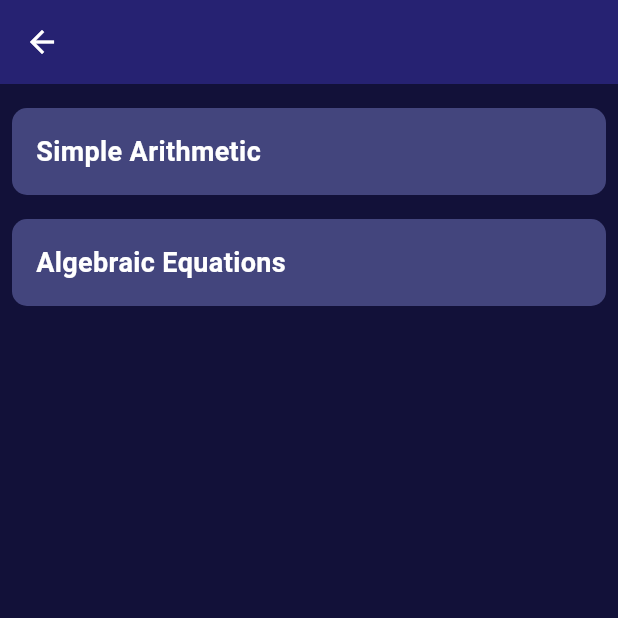
After one commit to ashtonjamesd/enchilada-racing, a Flutter app: the MathematicsTopics screen opened directly, on a phone screen of 412 x 824 dp, the top half of it. The commit adds this screen. Run offline on Flutter 3.47's test engine with Material 3 defaults, Android fonts, the phone set to English and light mode, and no system bars; our stand-ins replace cloud_firestore, firebase_auth, firebase_core, flutter_spinkit, google_fonts; accounts and stored records are empty.

Commit message:
added new arithmetic mode

```diff
--- a/quant/lib/models/question.dart
+++ b/quant/lib/models/question.dart
@@ -1,7 +1,7 @@
-class ArithmeticQuestion{
+class MathQuestion{
   String question;
   String type;
   int answer;
 
-  ArithmeticQuestion({required this.question, required this.type, required this.answer});
+  MathQuestion({required this.question, required this.type, required this.answer});
 }
--- /dev/null
+++ b/quant/lib/views/mathematics_topics.dart
@@ -0,0 +1,60 @@
+import 'package:flutter/material.dart';
+import 'package:quant/globals.dart';
+import 'package:quant/views/mathematics.dart';
+import 'package:quant/widgets/arithmetic/topic.dart';
+
+class MathematicsTopics extends StatelessWidget {
+  MathematicsTopics({super.key});
+
+  final List<Topic> topics = [
+    Topic(title: "Simple Arithmetic"),
+    Topic(title: "Algebraic Equations")
+  ];
+
+  @override
+  Widget build(BuildContext context) {
+    return Scaffold(
+      backgroundColor: primaryBackgroundColour,
+      appBar: AppBar(
+        backgroundColor: appBarColour,
+        leading: const BackButton(
+          color: Colors.white,
+        ),
+      ),
+      body: Column(
+        children: [
+          Expanded(
+            child: ListView.builder(
+              itemCount: topics.length,
+              itemBuilder: (BuildContext context, int index) {
+                Topic topic = topics[index];
+                return GestureDetector(
+                  onTap: () {
+                    Navigator.push(context, MaterialPageRoute(builder: (context) => Mathematics(topic: topic,)));
+                    playTimer.start();
+                  },
+                  child: Container(
+                    padding: const EdgeInsets.all(16.0),
+                    margin: const EdgeInsets.only(top: 16, left: 8, right: 8),
+                    decoration: BoxDecoration(
+                      color: primarydarkBlue,
+                      borderRadius: BorderRadius.circular(10.0),
+                    ),
+                    child: Text(
+                      topic.title,
+                      style: const TextStyle(
+                        fontSize: 18.0,
+                        fontWeight: FontWeight.bold,
+                        color: Colors.white,
+                      ),
+                    ),
+                  ),
+                );
+              },
+            ),
+          ),
+        ],
+      ),
+    );
+  }
+}
--- a/quant/lib/views/profile.dart
+++ b/quant/lib/views/profile.dart
@@ -8,8 +8,8 @@ import 'dart:math';
 class Profile extends StatelessWidget {
   Profile({super.key});
 
-  AuthService auth = AuthService();
-  DatabaseService database = DatabaseService();
+  final AuthService auth = AuthService();
+  final DatabaseService database = DatabaseService();
 
   @override
   Widget build(BuildContext context) {
--- a/quant/lib/widgets/arithmetic/game_summary.dart
+++ b/quant/lib/widgets/arithmetic/game_summary.dart
@@ -5,6 +5,7 @@ import 'package:quant/globals.dart';
 import 'package:quant/models/quant_user.dart';
 import 'package:quant/services/auth.dart';
 import 'package:quant/services/database.dart';
+import 'package:quant/views/home.dart';
 
 class GameSummary extends StatefulWidget {
   final int correctAnswers;
@@ -94,8 +95,7 @@ class _GameSummaryState extends State<GameSummary> {
                       database.resetExperience(auth.returnCurrentUser()!.uid);
                     }
 
-                    Navigator.pop(context);
-                    Navigator.pop(context);
+                    Navigator.push(context, MaterialPageRoute(builder: (context) => Home()));
 
                     //String formattedTime = _formatDuration(playTimer.elapsed);
                     playTimer.reset();
--- /dev/null
+++ b/quant/lib/widgets/arithmetic/topic.dart
@@ -0,0 +1,6 @@
+class Topic{
+
+  final String title;
+
+  Topic({required this.title});
+}
```
Also changed, not shown: quant/lib/services/arithmetic.dart (deleted, +0 -20 lines), quant/lib/services/mathematics.dart (added, +44 -0 lines), quant/lib/views/mathematics.dart (renamed from quant/lib/views/arithmetic.dart, +17 -14 lines), quant/lib/widgets/home/play_container.dart (+4 -4 lines).
